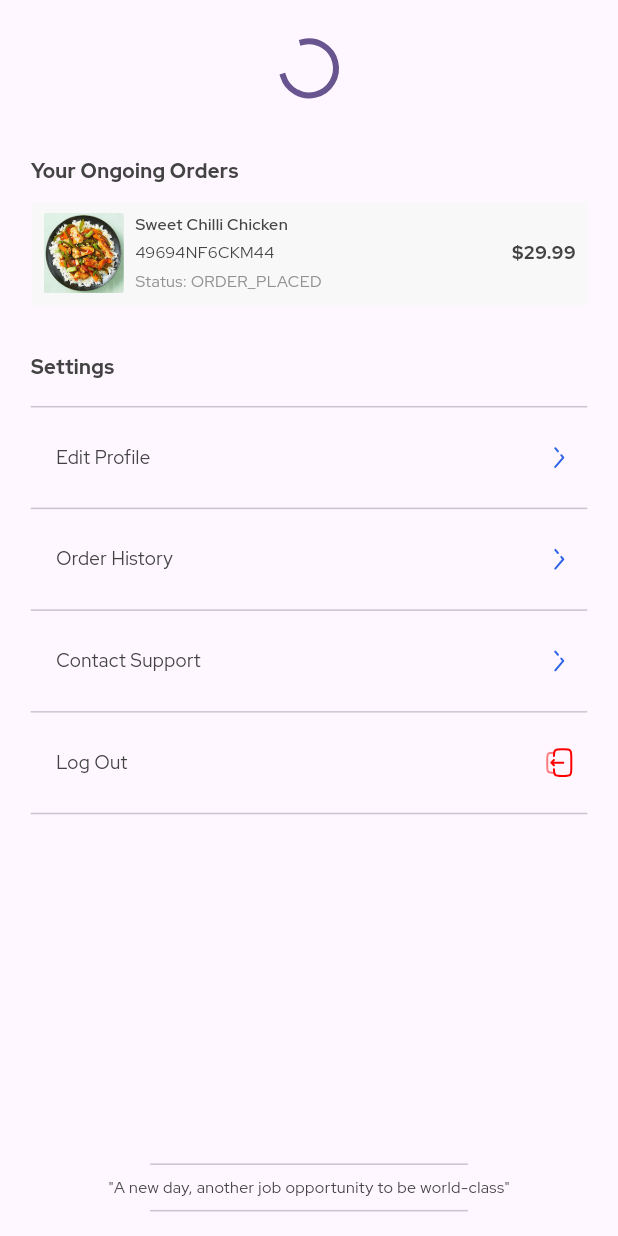
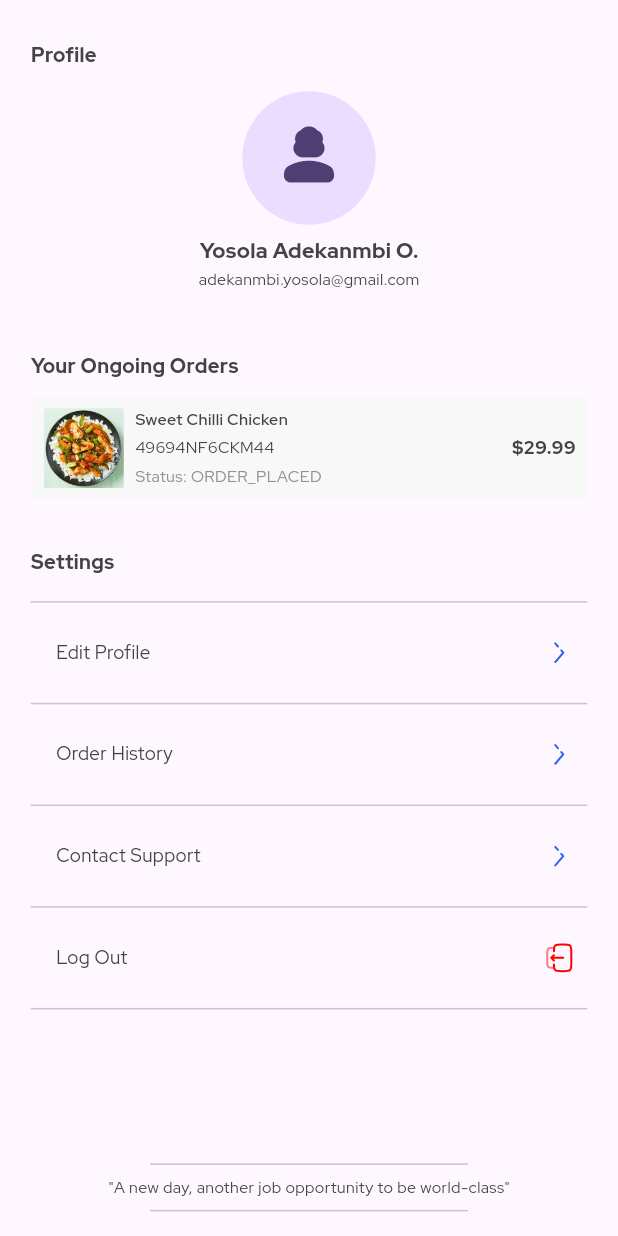
Before and after one commit to moyosolaa/eden_test, a Flutter app: the ProfileView screen opened by its route, on a phone screen of 412 x 824 dp. Run offline on Flutter 3.47's test engine with Material 3 defaults, Android fonts, the phone set to English and light mode, and no system bars; our stand-ins replace cached_network_image, dotted_border, firebase_auth, firebase_core, flutter_riverpod, flutter_svg and 2 more; missing offline and left inert: ably_flutter, github_sign_in_plus; accounts and stored records are empty.

Commit message:
mild update

```diff
--- a/lib/features/auth/views/login_view.dart
+++ b/lib/features/auth/views/login_view.dart
@@ -113,13 +113,14 @@ class LoginView extends ConsumerWidget {
                   SignInButton(
                     Buttons.googleDark,
                     onPressed: () async {
-                      await ref.read(authProvider.notifier).googleSignIn(ref).then((value) => value
-                          ? onTapLogIn(context)
-                          : ScaffoldMessenger.of(context).showSnackBar(
-                              const SnackBar(
-                                content: Text('Error logging in, please try again.'),
-                              ),
-                            ));
+                      onTapLogIn(context);
+                      // await ref.read(authProvider.notifier).googleSignIn(ref).then((value) => value
+                      //     ? onTapLogIn(context)
+                      //     : ScaffoldMessenger.of(context).showSnackBar(
+                      //         const SnackBar(
+                      //           content: Text('Error logging in, please try again.'),
+                      //         ),
+                      //       ));
                     },
                   ),
                   SizedBox(height: 8.v),
--- a/lib/features/profile/views/profile_view.dart
+++ b/lib/features/profile/views/profile_view.dart
@@ -29,11 +29,12 @@ class ProfileView extends ConsumerWidget {
                 SizedBox(height: 8.v),
                 Padding(
                   padding: EdgeInsets.all(23.adaptSize),
-                  child: provider.user == null
-                      ? const Center(
-                          child: CircularProgressIndicator(),
-                        )
-                      : Column(
+                  child:
+                      // provider.user == null
+                      //     ? const Center(
+                      //         child: CircularProgressIndicator(),
+                      //       ) :
+                      Column(
                     children: [
                       Align(
                         alignment: Alignment.centerLeft,
@@ -43,18 +44,27 @@ class ProfileView extends ConsumerWidget {
                         ),
                       ),
                       SizedBox(height: 16.v),
-                            CustomImageView(
-                              imagePath: provider.user!.user!.photoURL,
-                              height: 100.adaptSize,
-                              width: 100.adaptSize,
-                              radius: BorderRadius.circular(
-                                50.h,
+                      // CustomImageView(
+                      //   imagePath: provider.user!.user!.photoURL,
+                      //   height: 100.adaptSize,
+                      //   width: 100.adaptSize,
+                      //   radius: BorderRadius.circular(
+                      //     50.h,
+                      //   ),
+                      // ),
+                      CircleAvatar(
+                        radius: 50.adaptSize,
+                        child: const Icon(
+                          Icons.person_3_rounded,
+                          size: 50,
                         ),
                       ),
                       SizedBox(height: 8.v),
-                            Text(provider.user!.user!.displayName ?? '', style: theme.textTheme.titleMedium),
+                      // Text(provider.user!.user!.displayName ?? '', style: theme.textTheme.titleMedium),
+                      Text('Yosola Adekanmbi O.', style: theme.textTheme.titleMedium),
                       SizedBox(height: 2.v),
-                            Text(provider.user!.user!.email ?? 'User email not set', style: theme.textTheme.bodySmall),
+                      // Text(provider.user!.user!.email ?? 'User email not set', style: theme.textTheme.bodySmall),
+                      Text('adekanmbi.yosola@gmail.com', style: theme.textTheme.bodySmall),
                     ],
                   ),
                 ),
```
Also changed, not shown: pubspec.lock. Lines whose indentation alone changed are shown as unchanged.
